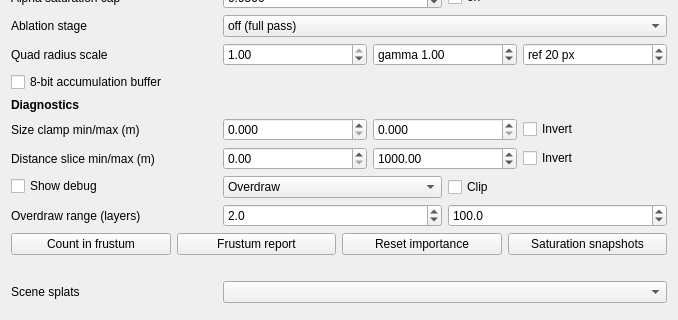
Before: the Qt Designer form gui_client/GaussianSplatSettingsWidget.ui in russiaman/substrata_robo, drawn with Qt 5; both pictures show x 0 to 678 and y 527 to 847 of the 678 by 847 pixel window.
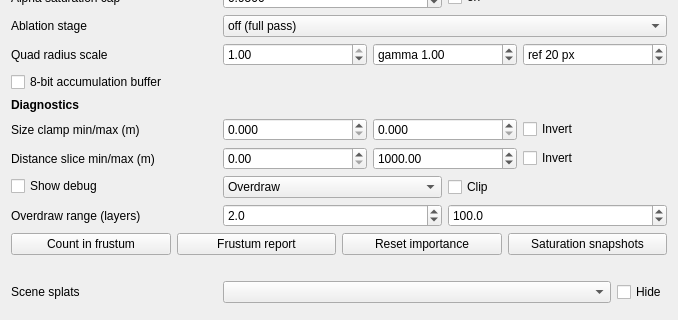
After: the same form once the commit is applied.

Commit message:
Splat settings: "Hide" checkbox beside the Scene splats dropdown
Leaves the object currently picked in the dropdown out of the render pipeline
entirely - see GaussianSplatRenderer::setObjectHidden(). Lets a bug be narrowed
down to a particular combination of splat objects by hiding the rest.

Per-object rather than global: picking a different object in the dropdown syncs
the checkbox to that object's own state. Never persisted, so a session always
starts with every object visible.

Diff of the .ui file:
```diff
--- a/gui_client/GaussianSplatSettingsWidget.ui
+++ b/gui_client/GaussianSplatSettingsWidget.ui
@@ -1645,6 +1645,8 @@
     </widget>
    </item>
    <item row="30" column="1">
+    <layout class="QHBoxLayout" name="sceneSplatsHorizontalLayout">
+     <item>
     <widget class="QComboBox" name="sceneSplatsComboBox">
      <property name="sizePolicy">
       <sizepolicy hsizetype="Expanding" vsizetype="Fixed">
@@ -1656,6 +1658,18 @@
       <string>Pick a Gaussian splat object in the world to select it (its transform gizmo appears). Refreshed while the panel is open.</string>
      </property>
     </widget>
+     </item>
+     <item>
+      <widget class="QCheckBox" name="hideSplatCheckBox">
+       <property name="text">
+        <string>Hide</string>
+       </property>
+       <property name="toolTip">
+        <string>Debug tool: leave the object currently picked above out of the render pipeline entirely, without changing its saved data. Per-object, always off at the start of a session - never saved.</string>
+       </property>
+      </widget>
+     </item>
+    </layout>
    </item>
    <item row="31" column="0" colspan="2">
     <spacer name="verticalSpacer">
```
Lines whose indentation alone changed are shown as unchanged. The commit also changes 4 other files.
